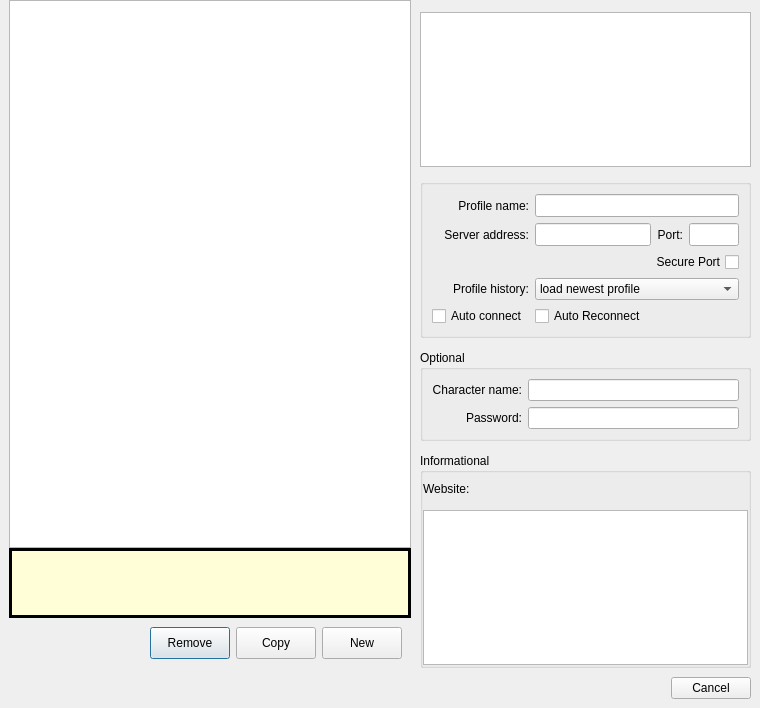
Old version of the form src/ui/connection_profiles.ui in the repository Mudlet/Mudlet.
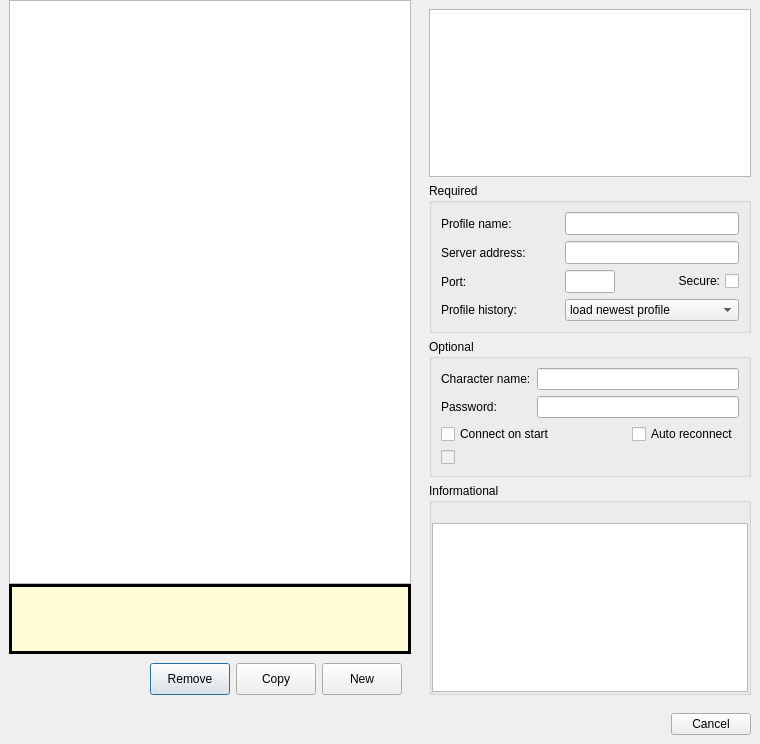
New version of the form. Icons and pictures are not drawn.

Commit message: Fix merge conflicts in connection profiles

```diff
--- a/src/ui/connection_profiles.ui
+++ b/src/ui/connection_profiles.ui
@@ -7,7 +7,7 @@
     <x>0</x>
     <y>0</y>
     <width>760</width>
-    <height>708</height>
+    <height>744</height>
    </rect>
   </property>
   <property name="minimumSize">
@@ -79,17 +79,17 @@
           <height>0</height>
          </size>
         </property>
-        <layout class="QGridLayout" name="gridLayout_5">
+        <layout class="QVBoxLayout" name="verticalLayout_3">
+         <property name="spacing">
+          <number>0</number>
+         </property>
          <property name="topMargin">
           <number>0</number>
          </property>
          <property name="bottomMargin">
           <number>0</number>
          </property>
-         <property name="spacing">
-          <number>0</number>
-         </property>
-         <item row="0" column="0">
+         <item>
           <widget class="QListWidget" name="profiles_tree_widget">
            <property name="minimumSize">
             <size>
@@ -102,7 +102,7 @@
            </property>
           </widget>
          </item>
-         <item row="1" column="0">
+         <item>
           <widget class="QFrame" name="notificationArea">
            <property name="sizePolicy">
             <sizepolicy hsizetype="Expanding" vsizetype="Fixed">
@@ -2029,7 +2029,7 @@
            </layout>
           </widget>
          </item>
-         <item row="2" column="0">
+         <item>
           <widget class="QWidget" name="profileAdminArea" native="true">
            <property name="sizePolicy">
             <sizepolicy hsizetype="Expanding" vsizetype="Preferred">
@@ -2168,21 +2168,6 @@
          </size>
         </property>
         <layout class="QVBoxLayout" name="verticalLayout">
-         <property name="spacing">
-          <number>12</number>
-         </property>
-         <property name="leftMargin">
-          <number>0</number>
-         </property>
-         <property name="topMargin">
-          <number>12</number>
-         </property>
-         <property name="rightMargin">
-          <number>9</number>
-         </property>
-         <property name="bottomMargin">
-          <number>0</number>
-         </property>
          <item>
           <widget class="QTextBrowser" name="welcome_message">
            <property name="enabled">
@@ -2219,50 +2204,38 @@
              <verstretch>0</verstretch>
             </sizepolicy>
            </property>
-           <property name="styleSheet">
-            <string notr="true"/>
+           <property name="title">
+            <string>Required</string>
            </property>
            <layout class="QGridLayout" name="gridLayout">
-            <property name="topMargin">
-             <number>9</number>
-            </property>
-            <item row="4" column="1" colspan="3">
-             <widget class="QComboBox" name="profile_history">
-              <property name="sizePolicy">
-               <sizepolicy hsizetype="Expanding" vsizetype="Fixed">
-                <horstretch>0</horstretch>
-                <verstretch>0</verstretch>
-               </sizepolicy>
+            <item row="0" column="0">
+             <widget class="QLabel" name="label_profileName">
+              <property name="text">
+               <string>Profile name:</string>
               </property>
-              <property name="minimumSize">
-               <size>
-                <width>0</width>
-                <height>0</height>
-               </size>
+             </widget>
+            </item>
+            <item row="0" column="1" colspan="2">
+             <widget class="QLineEdit" name="profile_name_entry">
+              <property name="font">
+               <font>
+                <family>Bitstream Charter</family>
+                <pointsize>9</pointsize>
+               </font>
               </property>
-              <item>
-               <property name="text">
-                <string>load newest profile</string>
-               </property>
-              </item>
-              <item>
-               <property name="text">
-                <string>load oldest profile</string>
-               </property>
-              </item>
+              <property name="readOnly">
+               <bool>false</bool>
+              </property>
              </widget>
             </item>
-            <item row="4" column="0">
-             <widget class="QLabel" name="label_9">
+            <item row="1" column="0">
+             <widget class="QLabel" name="label_serverUrl">
               <property name="text">
-               <string>Profile history:</string>
+               <string>Server address:</string>
               </property>
-              <property name="alignment">
-               <set>Qt::AlignRight|Qt::AlignTrailing|Qt::AlignVCenter</set>
-              </property>
              </widget>
             </item>
-            <item row="1" column="1">
+            <item row="1" column="1" colspan="2">
              <widget class="QLineEdit" name="host_name_entry">
               <property name="minimumSize">
                <size>
@@ -2278,17 +2251,14 @@
               </property>
              </widget>
             </item>
-            <item row="1" column="2">
-             <widget class="QLabel" name="label_3">
+            <item row="2" column="0">
+             <widget class="QLabel" name="label_port">
               <property name="text">
                <string>Port:</string>
               </property>
-              <property name="alignment">
-               <set>Qt::AlignRight|Qt::AlignTrailing|Qt::AlignVCenter</set>
-              </property>
              </widget>
             </item>
-            <item row="1" column="3">
+            <item row="2" column="1">
              <widget class="QLineEdit" name="port_entry">
               <property name="minimumSize">
                <size>
@@ -2322,70 +2292,47 @@
               </property>
              </widget>
             </item>
-            <item row="0" column="0">
-             <widget class="QLabel" name="label">
-              <property name="text">
-               <string>Profile name:</string>
-              </property>
-              <property name="alignment">
-               <set>Qt::AlignRight|Qt::AlignTrailing|Qt::AlignVCenter</set>
-              </property>
-             </widget>
-            </item>
-            <item row="1" column="0">
-             <widget class="QLabel" name="label_2">
-              <property name="text">
-               <string>Server address:</string>
-              </property>
-              <property name="alignment">
-               <set>Qt::AlignRight|Qt::AlignTrailing|Qt::AlignVCenter</set>
-              </property>
-             </widget>
-            </item>
-            <item row="3" column="1" colspan="3">
+            <item row="2" column="2">
              <widget class="QCheckBox" name="port_ssl_tsl">
               <property name="layoutDirection">
                <enum>Qt::RightToLeft</enum>
               </property>
               <property name="text">
-               <string>Secure Port</string>
+               <string>Secure:</string>
               </property>
              </widget>
             </item>
-            <item row="0" column="1" colspan="3">
-             <widget class="QLineEdit" name="profile_name_entry">
-              <property name="font">
-               <font>
-                <family>Bitstream Charter</family>
-                <pointsize>9</pointsize>
-               </font>
-              </property>
-              <property name="readOnly">
-               <bool>false</bool>
-              </property>
-             </widget>
-            </item>
-            <item row="5" column="0">
-             <widget class="QCheckBox" name="autologin_checkBox">
-              <property name="toolTip">
-               <string>With this enabled, Mudlet will automatically start and connect on this profile when it is launched</string>
-              </property>
-              <property name="layoutDirection">
-               <enum>Qt::LeftToRight</enum>
-              </property>
+            <item row="3" column="0">
+             <widget class="QLabel" name="label_profileHistory">
               <property name="text">
-               <string>Auto connect</string>
+               <string>Profile history:</string>
               </property>
              </widget>
             </item>
-            <item row="5" column="1" colspan="3">
-             <widget class="QCheckBox" name="auto_reconnect">
-              <property name="layoutDirection">
-               <enum>Qt::LeftToRight</enum>
+            <item row="3" column="1" colspan="2">
+             <widget class="QComboBox" name="profile_history">
+              <property name="sizePolicy">
+               <sizepolicy hsizetype="Expanding" vsizetype="Fixed">
+                <horstretch>0</horstretch>
+                <verstretch>0</verstretch>
+               </sizepolicy>
               </property>
-              <property name="text">
-               <string>Auto Reconnect</string>
+              <property name="minimumSize">
+               <size>
+                <width>0</width>
+                <height>0</height>
+               </size>
               </property>
+              <item>
+               <property name="text">
+                <string>load newest profile</string>
+               </property>
+              </item>
+              <item>
+               <property name="text">
+                <string>load oldest profile</string>
+               </property>
+              </item>
              </widget>
             </item>
            </layout>
@@ -2409,7 +2356,14 @@
             <string>Optional</string>
            </property>
            <layout class="QGridLayout" name="gridLayout_2">
-            <item row="0" column="1">
+            <item row="0" column="0">
+             <widget class="QLabel" name="label_characterName">
+              <property name="text">
+               <string>Character name:</string>
+              </property>
+             </widget>
+            </item>
+            <item row="0" column="1" colspan="2">
              <widget class="QLineEdit" name="login_entry">
               <property name="toolTip">
                <string>The characters name</string>
@@ -2424,12 +2378,9 @@
               <property name="text">
                <string>Password:</string>
               </property>
-              <property name="alignment">
-               <set>Qt::AlignRight|Qt::AlignTrailing|Qt::AlignVCenter</set>
-              </property>
              </widget>
             </item>
-            <item row="1" column="1">
+            <item row="1" column="1" colspan="2">
              <widget class="QLineEdit" name="character_password_entry">
               <property name="toolTip">
                <string>Characters password. Note that the password isn't encrypted in storage</string>
@@ -2439,13 +2390,55 @@
               </property>
              </widget>
             </item>
-            <item row="0" column="0">
-             <widget class="QLabel" name="label_4">
+            <item row="2" column="0" colspan="2">
+             <widget class="QCheckBox" name="autologin_checkBox">
+              <property name="sizePolicy">
+               <sizepolicy hsizetype="Maximum" vsizetype="Fixed">
+                <horstretch>0</horstretch>
+                <verstretch>0</verstretch>
+               </sizepolicy>
+              </property>
+              <property name="toolTip">
+               <string>With this enabled, Mudlet will automatically start and connect on this profile when it is launched</string>
+              </property>
+              <property name="layoutDirection">
+               <enum>Qt::LeftToRight</enum>
+              </property>
               <property name="text">
-               <string>Character name:</string>
+               <string>Connect on start</string>
               </property>
-              <property name="alignment">
-               <set>Qt::AlignRight|Qt::AlignTrailing|Qt::AlignVCenter</set>
+             </widget>
+            </item>
+            <item row="2" column="2">
+             <widget class="QCheckBox" name="auto_reconnect">
+              <property name="layoutDirection">
+               <enum>Qt::LeftToRight</enum>
+              </property>
+              <property name="text">
+               <string>Auto reconnect</string>
+              </property>
+             </widget>
+            </item>
+            <item row="3" column="0" colspan="3">
+             <widget class="QCheckBox" name="discord_optin_checkBox">
+              <property name="enabled">
+               <bool>false</bool>
+              </property>
+              <property name="toolTip">
+               <string>Enable Discord integration (not supported by game)</string>
+              </property>
+              <property name="text">
+               <string/>
+              </property>
+              <property name="icon">
+               <iconset resource="../mudlet.qrc">
+                <normaloff>:/icons/Discord-Logo+Wordmark-Color.png</normaloff>:/icons/Discord-Logo+Wordmark-Color.png</iconset>
+              </property>
+              <property name="iconSize">
+               <size>
+                <width>65</width>
+                <height>22</height>
+               </size>
               </property>
              </widget>
             </item>
@@ -2498,59 +2491,32 @@
               </property>
              </widget>
             </item>
-            <item row="1" column="1">
-             <widget class="QWidget" name="widget_7" native="true">
-              <property name="minimumSize">
-               <size>
-                <width>0</width>
-                <height>25</height>
-               </size>
+            <item row="0" column="1">
+             <widget class="QLabel" name="website_entry">
+              <property name="sizePolicy">
+               <sizepolicy hsizetype="Expanding" vsizetype="Preferred">
+                <horstretch>0</horstretch>
+                <verstretch>0</verstretch>
+               </sizepolicy>
               </property>
-              <layout class="QHBoxLayout" name="horizontalLayout_4">
-               <property name="spacing">
-                <number>0</number>
-               </property>
-               <property name="leftMargin">
-                <number>0</number>
-               </property>
-               <property name="topMargin">
-                <number>0</number>
-               </property>
-               <property name="rightMargin">
-                <number>0</number>
-               </property>
-               <property name="bottomMargin">
-                <number>0</number>
-               </property>
-               <item>
-                <widget class="QLabel" name="website_entry">
-                 <property name="sizePolicy">
-                  <sizepolicy hsizetype="Expanding" vsizetype="Preferred">
-                   <horstretch>0</horstretch>
-                   <verstretch>0</verstretch>
-                  </sizepolicy>
-                 </property>
-                 <property name="font">
-                  <font>
-                   <family>DejaVu Sans</family>
-                   <pointsize>9</pointsize>
-                  </font>
-                 </property>
-                 <property name="text">
-                  <string/>
-                 </property>
-                 <property name="scaledContents">
-                  <bool>true</bool>
-                 </property>
-                 <property name="openExternalLinks">
-                  <bool>true</bool>
-                 </property>
-                </widget>
-               </item>
-              </layout>
+              <property name="font">
+               <font>
+                <family>DejaVu Sans</family>
+                <pointsize>9</pointsize>
+               </font>
+              </property>
+              <property name="text">
+               <string/>
+              </property>
+              <property name="scaledContents">
+               <bool>true</bool>
+              </property>
+              <property name="openExternalLinks">
+               <bool>true</bool>
+              </property>
              </widget>
             </item>
-            <item row="2" column="0" colspan="2">
+            <item row="1" column="0" colspan="3">
              <widget class="QPlainTextEdit" name="mud_description_textedit">
               <property name="minimumSize">
                <size>
```
Left out of the diff: 18 changed lines with no effect on the pictures.
